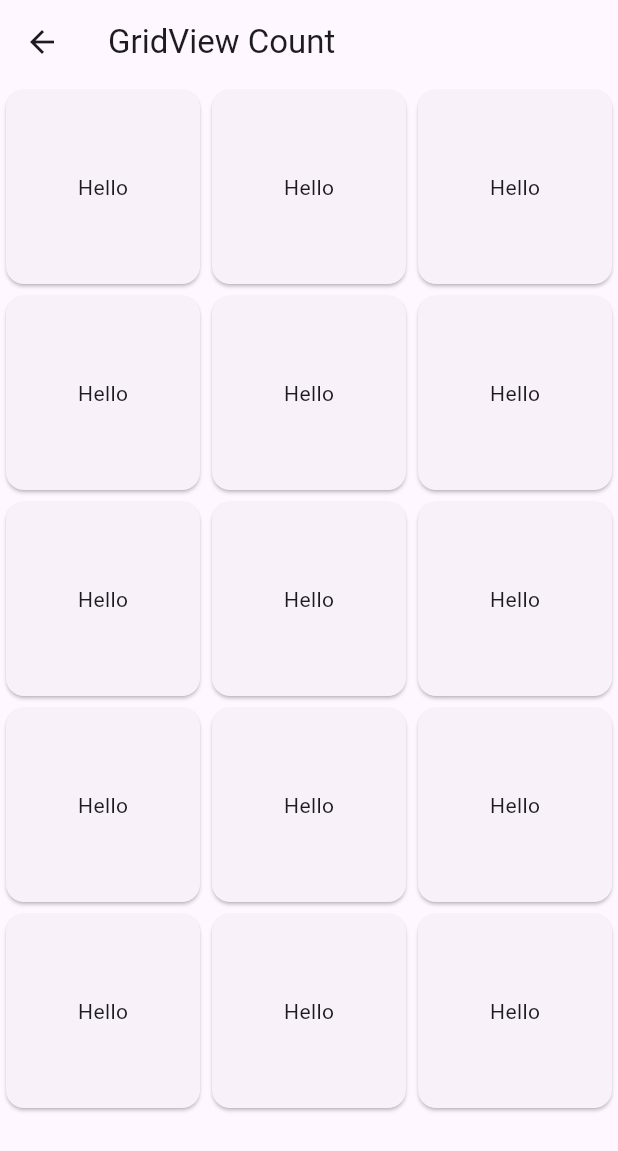
After one commit to akhi07rx/project_june, a Flutter app: the GrideView3 screen opened directly, on a phone screen of 412 x 824 dp. The commit adds this screen. Shown: the top 1151 px of the screen. Run offline on Flutter 3.47's test engine with Material 2 defaults, Android fonts, the phone set to English and light mode, and no system bars; our stand-ins replace fluttertoast, google_fonts.

Commit message:
Initial Commit

```diff
--- /dev/null
+++ b/lib/class work/Gridex/gridview3.dart
@@ -0,0 +1,28 @@
+import 'package:flutter/material.dart';
+
+void main() {
+  runApp(MaterialApp(
+    home: GrideView3s(),
+  ));
+}
+
+class GrideView3 extends StatelessWidget {
+  @override
+  Widget build(BuildContext context) {
+    return Scaffold(
+      appBar: AppBar(
+        title: const Text("GridView Count"),
+      ),
+      body: GridView.count(
+        crossAxisCount: 3,
+        children: List.generate(
+            15,
+            (index) => const Card(
+                  child: Center(
+                    child: Text("Hello"),
+                  ),
+                )),
+      ),
+    );
+  }
+}
--- /dev/null
+++ b/lib/class work/Gridex/gridview_extend.dart
@@ -0,0 +1,28 @@
+import 'package:flutter/material.dart';
+
+void main() {
+  runApp(MaterialApp(
+    home: GrideView3s(),
+  ));
+}
+
+class GrideView3 extends StatelessWidget {
+  @override
+  Widget build(BuildContext context) {
+    return Scaffold(
+      appBar: AppBar(
+        title: const Text("GridView Count"),
+      ),
+      body: GridView.extent(
+        maxCrossAxisExtent: 20,
+        children: List.generate(
+            15,
+            (index) => const Card(
+                  child: Center(
+                    child: Text("Hello"),
+                  ),
+                )),
+      ),
+    );
+  }
+}
```
Also changed, not shown: lib/assignment/gridview0.dart (added, +14 -0 lines), lib/class work/Gridex/gridview1.dart (+22 -2 lines), lib/class work/Gridex/gridview2.dart (added, +36 -0 lines).
